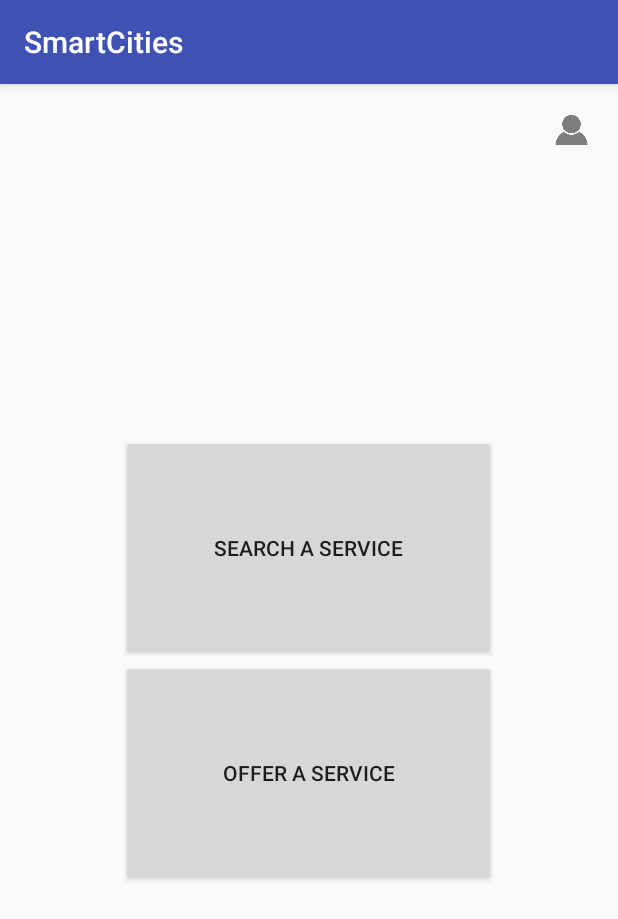
After one commit to olivierBeguin/ProjetSmartCitiesAndroid, an Android app: the ServicesActivity screen opened directly, with no data from a screen before it, on a phone screen of 412 x 824 dp. The commit adds this screen. Shown: the top 919 px of the screen. Run offline under Robolectric (Android 15) with nearby library versions, the phone set to English and light mode, and no system bars.

Commit message:
ServiceView

```diff
--- a/SmartCities/app/src/main/AndroidManifest.xml
+++ b/SmartCities/app/src/main/AndroidManifest.xml
@@ -15,7 +15,8 @@
                 <category android:name="android.intent.category.LAUNCHER" />
             </intent-filter>
         </activity>
-        <activity android:name=".RegisterActivity"></activity>
+        <activity android:name=".RegisterActivity" />
+        <activity android:name=".ServicesActivity"></activity>
     </application>
 
 </manifest>
--- /dev/null
+++ b/SmartCities/app/src/main/java/com/henallux/smartcities/ServicesActivity.java
@@ -0,0 +1,13 @@
+package com.henallux.smartcities;
+
+import android.support.v7.app.AppCompatActivity;
+import android.os.Bundle;
+
+public class ServicesActivity extends AppCompatActivity {
+
+    @Override
+    protected void onCreate(Bundle savedInstanceState) {
+        super.onCreate(savedInstanceState);
+        setContentView(R.layout.activity_services);
+    }
+}
--- /dev/null
+++ b/SmartCities/app/src/main/res/layout/activity_services.xml
@@ -0,0 +1,46 @@
+<?xml version="1.0" encoding="utf-8"?>
+<RelativeLayout xmlns:android="http://schemas.android.com/apk/res/android"
+    xmlns:tools="http://schemas.android.com/tools"
+    android:id="@+id/activity_services"
+    android:layout_width="match_parent"
+    android:layout_height="match_parent"
+    android:paddingBottom="@dimen/activity_vertical_margin"
+    android:paddingLeft="@dimen/activity_horizontal_margin"
+    android:paddingRight="@dimen/activity_horizontal_margin"
+    android:paddingTop="@dimen/activity_vertical_margin"
+    tools:context="com.henallux.smartcities.ServicesActivity">
+    <RelativeLayout
+        android:layout_width="wrap_content"
+        android:layout_height="wrap_content"
+        android:layout_centerHorizontal="true"
+        android:layout_centerVertical="true">
+
+        <Button
+            android:text="@string/offer_a_serviceButton"
+            android:layout_width="250dp"
+            android:layout_height="150dp"
+            android:id="@+id/button3"
+            android:layout_below="@+id/button"
+            android:layout_alignParentLeft="true"
+            android:layout_alignParentStart="true" />
+
+        <Button
+            android:text="@string/search_a_serviceButton"
+            android:layout_width="250dp"
+            android:layout_height="150dp"
+            android:id="@+id/button"
+            android:layout_alignParentTop="true"
+            android:layout_alignParentLeft="true"
+            android:layout_alignParentStart="true" />
+    </RelativeLayout>
+
+    <Button
+        android:background="@drawable/profilIcon"
+        android:layout_width="30dp"
+        android:layout_height="30dp"
+        android:id="@+id/button4"
+        android:layout_alignParentTop="true"
+        android:layout_alignParentRight="true"
+        android:layout_alignParentEnd="true" />
+
+</RelativeLayout>
--- a/SmartCities/app/src/main/res/values/strings.xml
+++ b/SmartCities/app/src/main/res/values/strings.xml
@@ -14,4 +14,6 @@
     <string name="validateButton">Validate</string>
     <string name="numberText">Number</string>
     <string name="countryText">Country</string>
+    <string name="offer_a_serviceButton">Offer a service</string>
+    <string name="search_a_serviceButton">Search a service</string>
 </resources>
```
Also changed, not shown: SmartCities/app/src/main/res/drawable/profilIcon.png (added).
